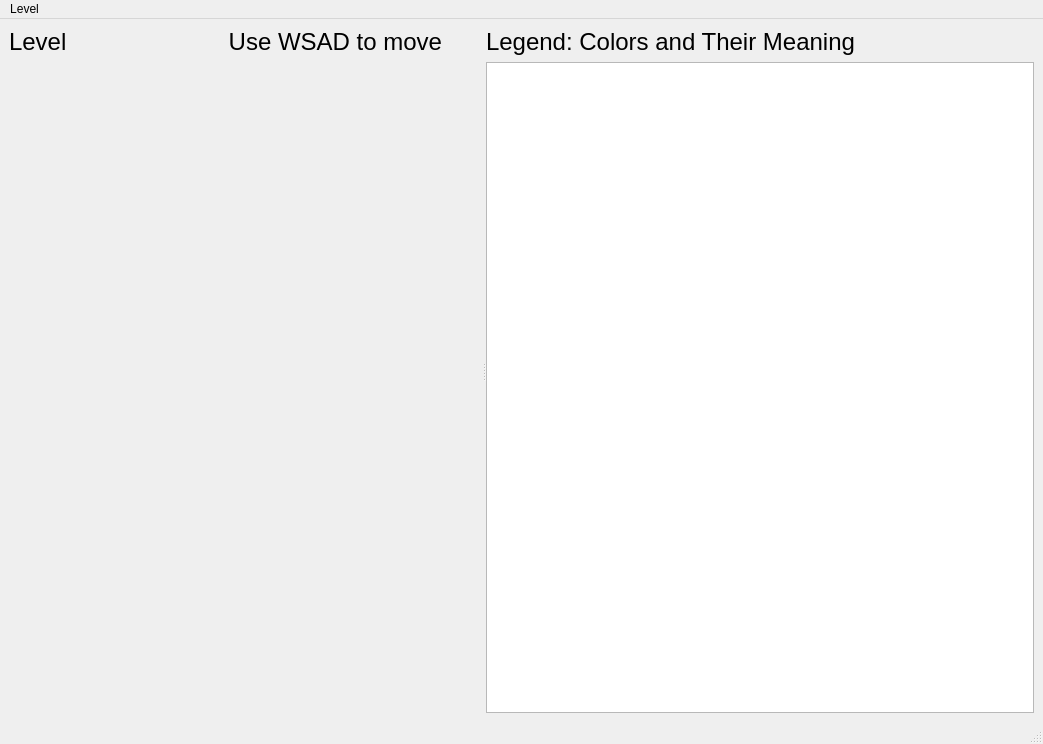
First picture: the form in sokoban.ui, repository bakamaster/Sokoban, before the edit.
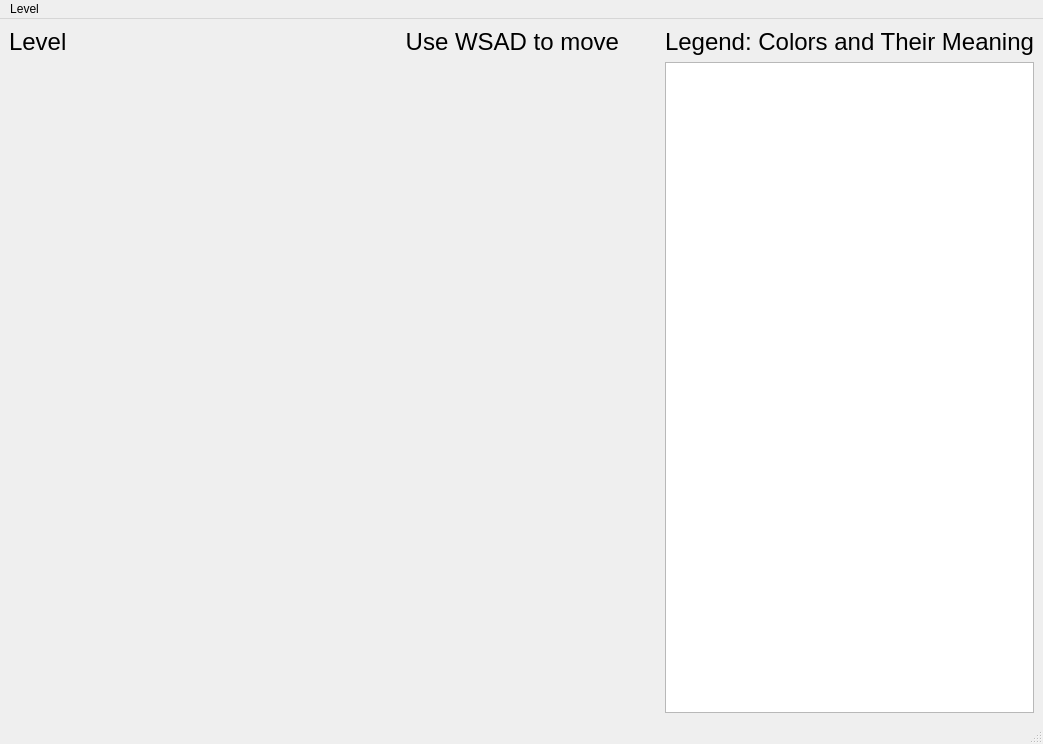
Second picture: the form after the edit.

Commit message: added start menu

What changed in the file:
```diff
--- a/sokoban.ui
+++ b/sokoban.ui
@@ -28,12 +28,9 @@
    </property>
    <layout class="QGridLayout" name="gridLayout">
     <item row="0" column="0">
-     <widget class="QSplitter" name="splitter">
-      <property name="orientation">
-       <enum>Qt::Horizontal</enum>
-      </property>
-      <widget class="QWidget" name="layoutWidget">
-       <layout class="QVBoxLayout" name="verticalLayout_2">
+     <layout class="QHBoxLayout" name="horizontalLayout_2" stretch="1,0">
+      <item>
+       <layout class="QVBoxLayout" name="verticalLayout_2" stretch="0,0">
         <item>
          <layout class="QVBoxLayout" name="verticalLayout">
           <property name="sizeConstraint">
@@ -116,9 +113,12 @@
          </layout>
         </item>
        </layout>
-      </widget>
-      <widget class="QWidget" name="layoutWidget">
-       <layout class="QVBoxLayout" name="verticalLayout_3">
+      </item>
+      <item>
+       <layout class="QVBoxLayout" name="verticalLayout_3" stretch="0,0">
+        <property name="sizeConstraint">
+         <enum>QLayout::SetDefaultConstraint</enum>
+        </property>
         <item>
          <widget class="QLabel" name="legendLabel">
           <property name="text">
@@ -130,8 +130,8 @@
          <widget class="QListWidget" name="legendList"/>
         </item>
        </layout>
-      </widget>
-     </widget>
+      </item>
+     </layout>
     </item>
    </layout>
   </widget>
```
The commit also changes 2 other files.
